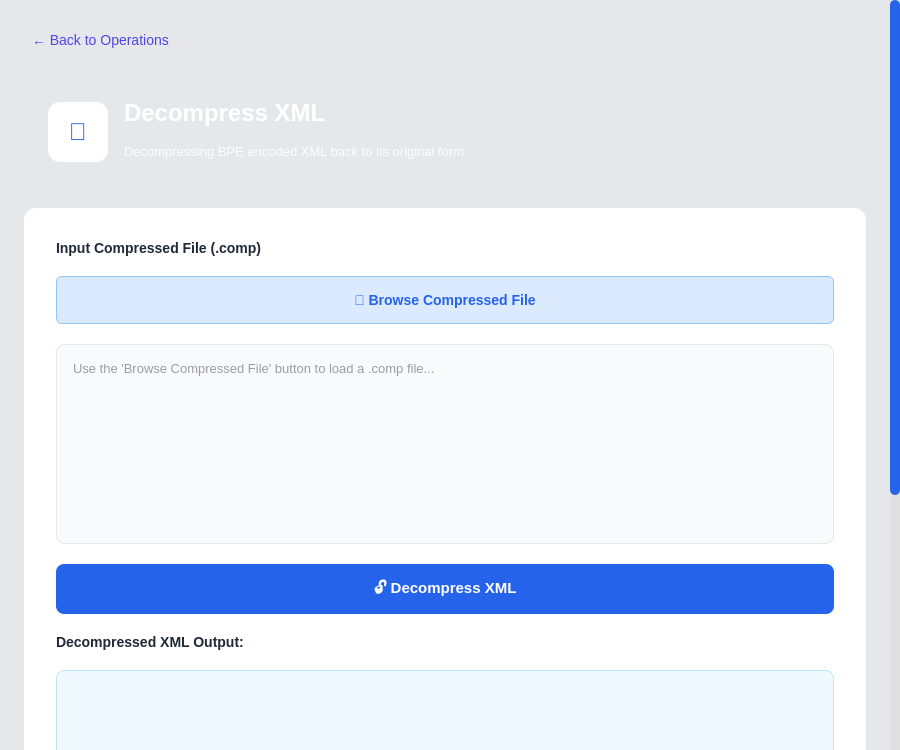
First picture: the form in src/UI/pages/DecompressPage.ui, repository amr10w/ILoveXML, before the edit.
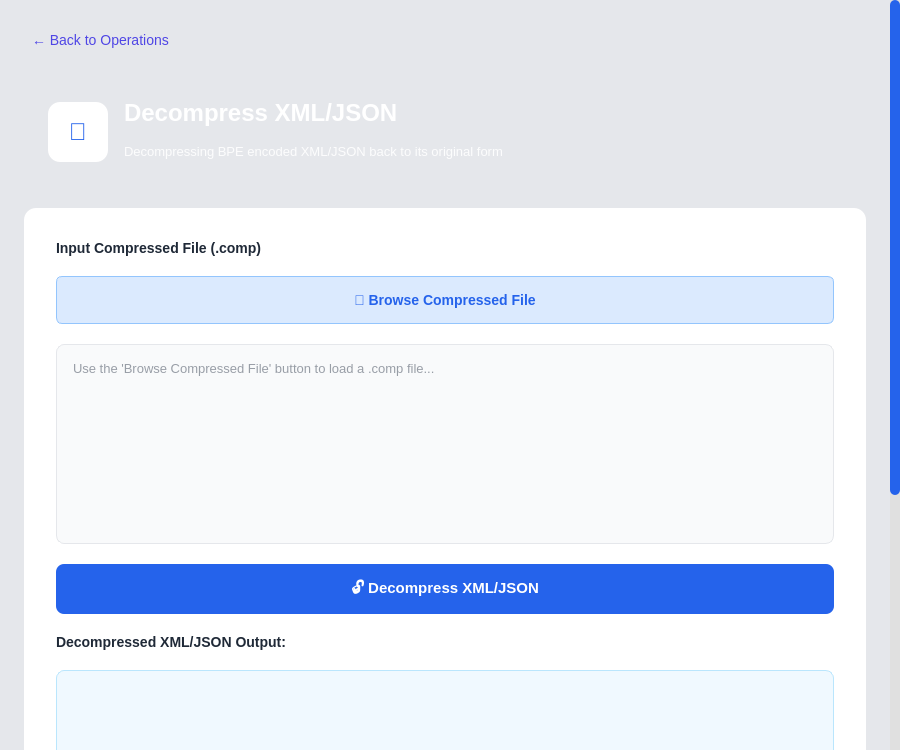
Second picture: the form after the edit.

Patch:
```diff
--- a/src/UI/pages/DecompressPage.ui
+++ b/src/UI/pages/DecompressPage.ui
@@ -262,14 +262,14 @@
             <item>
              <widget class="QLabel" name="titleLabel">
               <property name="text">
-               <string>Decompress XML</string>
+               <string>Decompress XML/JSON</string>
               </property>
              </widget>
             </item>
             <item>
              <widget class="QLabel" name="subtitleLabel">
               <property name="text">
-               <string>Decompressing BPE encoded XML back to its original form</string>
+               <string>Decompressing BPE encoded XML/JSON back to its original form</string>
               </property>
              </widget>
             </item>
@@ -342,7 +342,7 @@
              <cursorShape>PointingHandCursor</cursorShape>
             </property>
             <property name="text">
-             <string>🔓 Decompress XML</string>
+             <string>🔓 Decompress XML/JSON</string>
             </property>
            </widget>
           </item>
@@ -350,7 +350,7 @@
           <!-- Output Label -->
           <item>
            <widget class="QLabel" name="outputLabel">
-            <property name="text"><string>Decompressed XML Output:</string></property>
+            <property name="text"><string>Decompressed XML/JSON Output:</string></property>
             <property name="visible"><bool>false</bool></property>
            </widget>
           </item>
```
Left out of the diff: 4 changed lines with no effect on the pictures.
